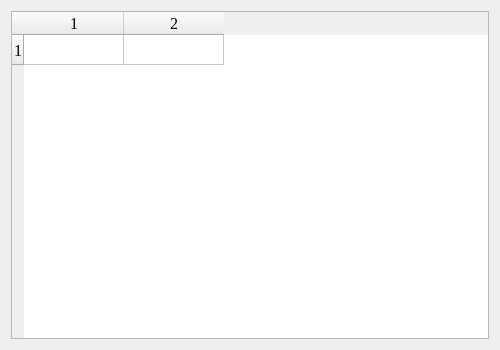
This is UI/MyTableWidget.ui in sergiipanasenko/DataPlot as Qt 5 draws it before an edit. The edited form follows.
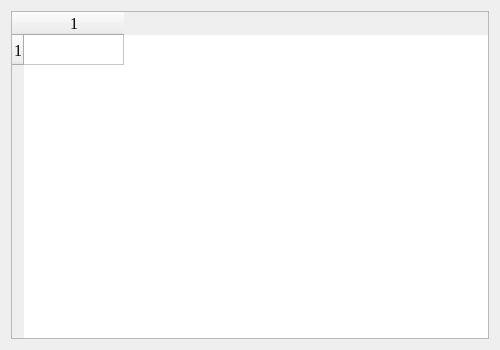
This is the edited form.

```diff
--- a/UI/MyTableWidget.ui
+++ b/UI/MyTableWidget.ui
@@ -32,11 +32,10 @@
       <number>1</number>
      </property>
      <property name="columnCount">
-      <number>2</number>
+      <number>1</number>
      </property>
      <row/>
      <column/>
-     <column/>
     </widget>
    </item>
   </layout>
```
